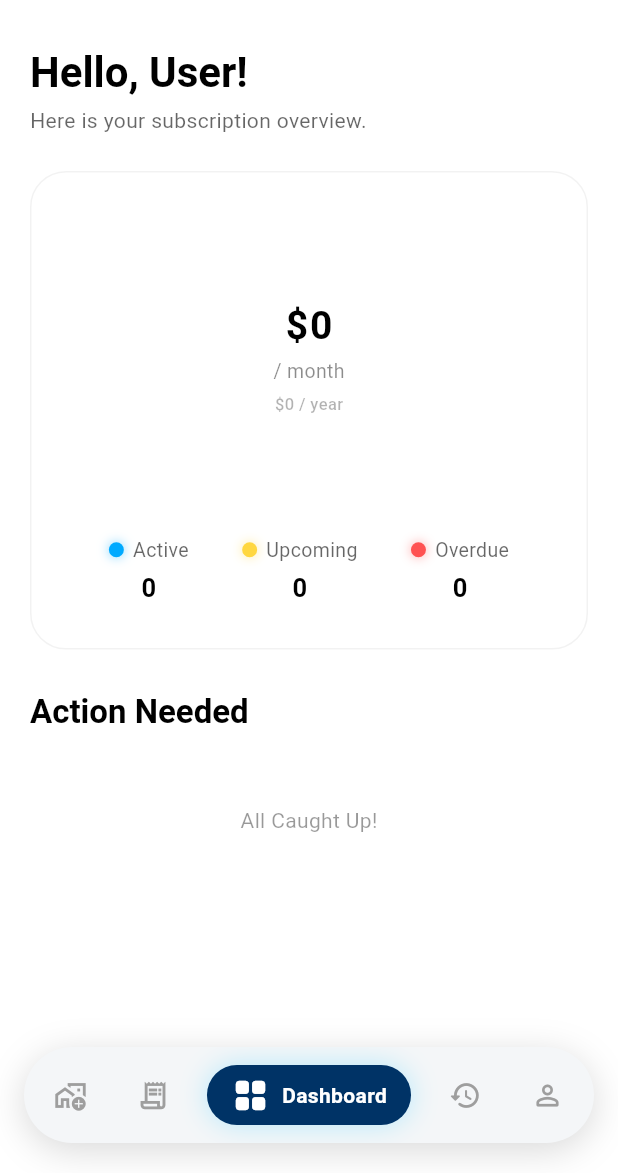
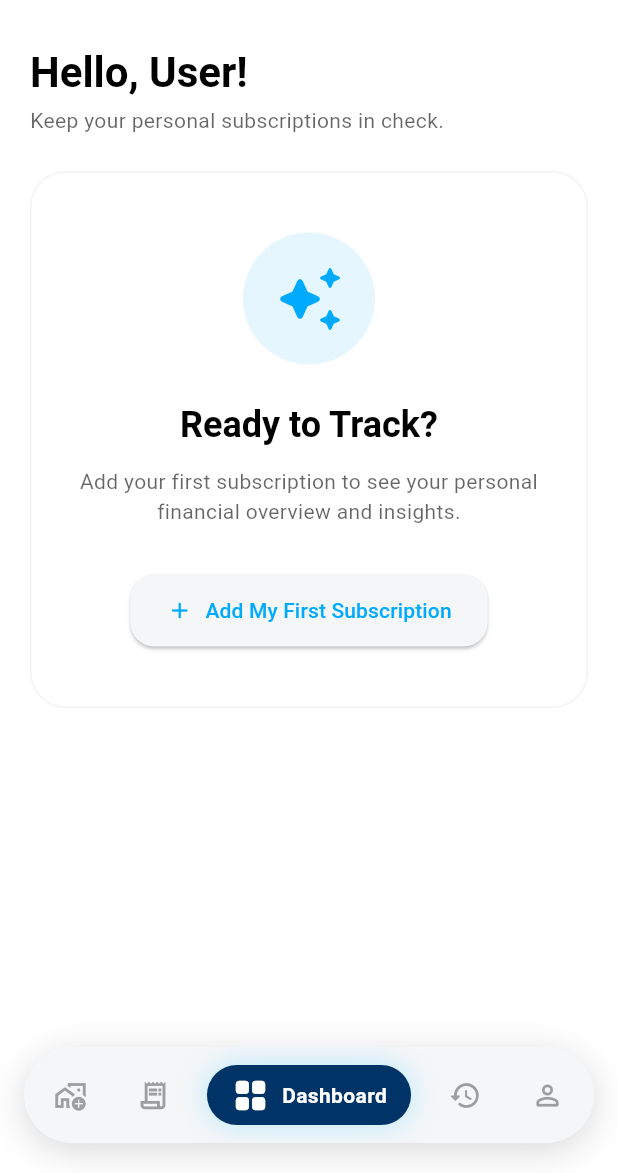
Before and after one commit to SP3CTRE404/premio-mobile-app, a Flutter app: the MainScaffold screen opened directly, on a phone screen of 412 x 824 dp, the part 63-1236 px from its top. Run offline on Flutter 3.47's test engine with Material 3 defaults, Android fonts, the phone set to English and light mode, and no system bars; our stand-ins replace app_links, dio, flutter_riverpod, flutter_secure_storage, image_picker, qr_flutter and 1 more; missing offline and left inert: mobile_scanner; accounts and stored records are empty; network calls fail.

Commit message:
billing fix

```diff
--- a/lib/features/dashboard/screens/dashboard_screen.dart
+++ b/lib/features/dashboard/screens/dashboard_screen.dart
@@ -8,6 +8,7 @@ import '../../subscriptions/providers/subscription_provider.dart';
 import '../providers/dashboard_provider.dart';
 import '../widgets/action_card_list.dart';
 import '../widgets/financial_hero_card.dart';
+import '../../subscriptions/screens/subscription_detail_screen.dart';
 
 enum DashboardViewMode { personal, household }
 
@@ -55,7 +56,9 @@ class _DashboardScreenState extends ConsumerState<DashboardScreen> {
                   ),
                   const SizedBox(height: 4),
                   Text(
-                    'Here is your subscription overview.',
+                    userRole == UserRole.single
+                        ? 'Keep your personal subscriptions in check.'
+                        : 'Here is your subscription overview.',
                     style: Theme.of(context).textTheme.bodyMedium?.copyWith(
                           color: Theme.of(context).colorScheme.onSurface.withValues(alpha: 0.6),
                         ),
@@ -108,12 +111,23 @@ class _DashboardScreenState extends ConsumerState<DashboardScreen> {
 
 
 
+              final actionNeeded = filteredSubs.where((s) {
+                if (s.isAutoPay) return false;
+                final billingDate = DateTime(s.nextBillingDate.year, s.nextBillingDate.month, s.nextBillingDate.day);
+                final isOverdue = billingDate.isBefore(today);
+                final isUpcoming = !isOverdue && billingDate.difference(today).inDays <= 3;
+                return isOverdue || isUpcoming;
+              }).toList();
+
+              if (allSubs.isEmpty) {
+                  return const _DashboardEmptyState();
+              }
+
               return Column(
                 crossAxisAlignment: CrossAxisAlignment.start,
                 children: [
                   monthlyTotalAsync.when(
                     data: (householdMonthly) {
-                      // Members only see their own monthly total, Admins see the whole house
                       final displayMonthly = isAdmin
                           ? householdMonthly
                           : viewableSubs.fold(0.0, (sum, sub) => sum + sub.amount);
@@ -126,8 +140,6 @@ class _DashboardScreenState extends ConsumerState<DashboardScreen> {
                         currencySymbol: currencySymbol,
                       );
                     },
-
-
                     loading: () => const Center(child: CircularProgressIndicator()),
                     error: (err, st) => const FinancialHeroCard(
                       monthly: 0,
@@ -139,7 +151,6 @@ class _DashboardScreenState extends ConsumerState<DashboardScreen> {
                   ),
 
                   const SizedBox(height: 28),
-
                   Row(
                     mainAxisAlignment: MainAxisAlignment.spaceBetween,
                     children: [
@@ -148,16 +159,8 @@ class _DashboardScreenState extends ConsumerState<DashboardScreen> {
                     ],
                   ),
                   const SizedBox(height: 16),
-
-
                   ActionCardList(
-                    subscriptions: filteredSubs.where((s) {
-                      if (s.isAutoPay) return false;
-                      final billingDate = DateTime(s.nextBillingDate.year, s.nextBillingDate.month, s.nextBillingDate.day);
-                      final isOverdue = billingDate.isBefore(today);
-                      final isUpcoming = !isOverdue && billingDate.difference(today).inDays <= 3;
-                      return isOverdue || isUpcoming;
-                    }).toList(),
+                    subscriptions: actionNeeded,
                     paidItems: _paidItems.map((e) => e.toString()).toSet(),
                     currencySymbol: currencySymbol,
                     showOwner: _viewMode == DashboardViewMode.household,
@@ -172,8 +175,6 @@ class _DashboardScreenState extends ConsumerState<DashboardScreen> {
                       });
                     },
                   ),
-
-
                 ],
               );
             },
@@ -217,6 +218,79 @@ class _DashboardScreenState extends ConsumerState<DashboardScreen> {
       style: Theme.of(context).textTheme.titleLarge?.copyWith(
             fontWeight: FontWeight.bold,
           ),
+    );
+  }
+}
+
+class _DashboardEmptyState extends StatelessWidget {
+  const _DashboardEmptyState();
+
+  @override
+  Widget build(BuildContext context) {
+    final theme = Theme.of(context);
+
+    return Container(
+      padding: const EdgeInsets.symmetric(vertical: 40, horizontal: 24),
+      decoration: BoxDecoration(
+        color: theme.cardTheme.color,
+        borderRadius: BorderRadius.circular(24),
+        border: Border.all(
+          color: theme.colorScheme.onSurface.withValues(alpha: 0.05),
+        ),
+      ),
+      child: Column(
+        children: [
+          Container(
+            padding: const EdgeInsets.all(20),
+            decoration: BoxDecoration(
+              color: theme.colorScheme.primary.withValues(alpha: 0.1),
+              shape: BoxShape.circle,
+            ),
+            child: Icon(
+              Icons.auto_awesome_rounded,
+              size: 48,
+              color: theme.colorScheme.primary,
+            ),
+          ),
+          const SizedBox(height: 24),
+          Text(
+            'Ready to Track?',
+            style: theme.textTheme.headlineSmall?.copyWith(
+              fontWeight: FontWeight.bold,
+            ),
+            textAlign: TextAlign.center,
+          ),
+          const SizedBox(height: 12),
+          Text(
+            'Add your first subscription to see your personal financial overview and insights.',
+            style: theme.textTheme.bodyMedium?.copyWith(
+              color: theme.colorScheme.onSurface.withValues(alpha: 0.6),
+            ),
+            textAlign: TextAlign.center,
+          ),
+          const SizedBox(height: 32),
+          ElevatedButton.icon(
+            onPressed: () {
+              // Navigate to AddSubscriptionScreen
+              Navigator.push(
+                context,
+                MaterialPageRoute(
+                  builder: (context) => const SubscriptionDetailScreen(),
+                ),
+              );
+              // Small delay to let the screen push before opening the FAB menu or similar logic
+              // Actually, better to just go to detailing screen or direct add
+              // For simplicity, we navigate to detailing screen where FAB is prominent
+            },
+            icon: const Icon(Icons.add_rounded),
+            label: const Text('Add My First Subscription'),
+            style: ElevatedButton.styleFrom(
+              padding: const EdgeInsets.symmetric(horizontal: 24, vertical: 14),
+              shape: RoundedRectangleBorder(borderRadius: BorderRadius.circular(16)),
+            ),
+          ),
+        ],
+      ),
     );
   }
 }
--- a/lib/features/navigation/screens/main_scaffold.dart
+++ b/lib/features/navigation/screens/main_scaffold.dart
@@ -1,6 +1,8 @@
 import 'package:flutter/material.dart';
 import 'package:flutter_riverpod/flutter_riverpod.dart';
 import 'package:subtrack/features/subscriptions/screens/history_screen.dart';
+import 'package:subtrack/features/subscriptions/models/user_role.dart';
+import 'package:subtrack/features/subscriptions/providers/user_role_provider.dart';
 
 import '../../dashboard/screens/dashboard_screen.dart';
 import '../../subscriptions/screens/subscription_detail_screen.dart';
@@ -67,6 +69,8 @@ class _MainScaffoldState extends ConsumerState<MainScaffold> {
   @override
   Widget build(BuildContext context) {
     final currentIndex = ref.watch(navigationIndexProvider);
+    final userRole = ref.watch(userRoleProvider);
+    final isSingle = userRole == UserRole.single;
 
     final List<Widget> screens = [
       const HouseholdScreen(),
@@ -77,7 +81,7 @@ class _MainScaffoldState extends ConsumerState<MainScaffold> {
     ];
 
     final List<String> titles = [
-      'Household',
+      isSingle ? 'Collaborate' : 'Household',
       'Ongoing Subscriptions',
       'SubTrack',
       'History',
--- a/lib/features/subscriptions/models/subscription_model.dart
+++ b/lib/features/subscriptions/models/subscription_model.dart
@@ -20,6 +20,7 @@ class Subscription {
   final BillingCycle billingCycle;
   final int? customIntervalDays; // NEW: Gap 12
   final DateTime nextBillingDate;
+  final DateTime purchaseDate;
   final bool isAutoPay;
   final String? ownerName;
   final int? ownerId;
@@ -36,6 +37,7 @@ class Subscription {
     required this.billingCycle,
     this.customIntervalDays,
     required this.nextBillingDate,
+    required this.purchaseDate,
     required this.isAutoPay,
     this.ownerName,
     this.ownerId,
@@ -54,6 +56,9 @@ class Subscription {
       billingCycle: BillingCycle.fromString(json['billingCycle'] as String),
       customIntervalDays: json['customIntervalDays'] as int?,
       nextBillingDate: DateTime.parse(json['nextBillingDate'] as String),
+      purchaseDate: json['purchaseDate'] != null
+          ? DateTime.parse(json['purchaseDate'] as String)
+          : DateTime.parse(json['nextBillingDate'] as String), // Fallback to nextBillingDate if null
       isAutoPay: json['isAutoPay'] as bool,
       ownerName: json['ownerName'] as String?,
       ownerId: json['ownerId'] as int?,
@@ -72,6 +77,7 @@ class Subscription {
         'billingCycle': billingCycle.name.toUpperCase(),
         'customIntervalDays': customIntervalDays,
         'nextBillingDate': nextBillingDate.toIso8601String(),
+        'purchaseDate': purchaseDate.toIso8601String(),
         'isAutoPay': isAutoPay,
         'ownerName': ownerName,
         'ownerId': ownerId,
@@ -90,6 +96,7 @@ class Subscription {
     BillingCycle? billingCycle,
     int? customIntervalDays,
     DateTime? nextBillingDate,
+    DateTime? purchaseDate,
     bool? isAutoPay,
     String? ownerName,
     int? ownerId,
@@ -106,6 +113,7 @@ class Subscription {
       billingCycle: billingCycle ?? this.billingCycle,
       customIntervalDays: customIntervalDays ?? this.customIntervalDays,
       nextBillingDate: nextBillingDate ?? this.nextBillingDate,
+      purchaseDate: purchaseDate ?? this.purchaseDate,
       isAutoPay: isAutoPay ?? this.isAutoPay,
       ownerName: ownerName ?? this.ownerName,
       ownerId: ownerId ?? this.ownerId,
--- a/lib/features/subscriptions/models/subscription_request.dart
+++ b/lib/features/subscriptions/models/subscription_request.dart
@@ -7,6 +7,7 @@ class SubscriptionRequest {
   final BillingCycle billingCycle;
   final int? customIntervalDays; // NEW
   final DateTime nextBillingDate;
+  final DateTime purchaseDate;
   final bool isAutoPay;
   final int? householdId; // NEW: So you can link it to a household
   final int? userId;
@@ -18,6 +19,7 @@ class SubscriptionRequest {
     required this.billingCycle,
     this.customIntervalDays,
     required this.nextBillingDate,
+    required this.purchaseDate,
     required this.isAutoPay,
     this.householdId,
     this.userId,
@@ -30,6 +32,7 @@ class SubscriptionRequest {
       'amount': amount,
       'billingCycle': billingCycle.name.toUpperCase(), // Backend expects uppercase
       'nextBillingDate': nextBillingDate.toIso8601String().split('T')[0], // Usually backend expects YYYY-MM-DD for LocalDate
+      'purchaseDate': purchaseDate.toIso8601String().split('T')[0],
       'isAutoPay': isAutoPay,
     };
 
--- a/lib/features/subscriptions/screens/add_subscription_screen.dart
+++ b/lib/features/subscriptions/screens/add_subscription_screen.dart
@@ -57,6 +57,7 @@ class _AddSubscriptionScreenState extends ConsumerState<AddSubscriptionScreen> {
 
     _isAutoPay = widget.initialData?.isAutoPay;
     _selectedCycle = widget.initialData?.billingCycle;
+    _selectedDate = widget.initialData?.purchaseDate;
     // _isShared = widget.initialData?.householdId != null || widget.targetHouseholdId != null;
   }
 
@@ -229,6 +230,7 @@ class _AddSubscriptionScreenState extends ConsumerState<AddSubscriptionScreen> {
             ? int.tryParse(_customDaysController.text.trim())
             : null,
         nextBillingDate: calculatedNextBilling,
+        purchaseDate: _selectedDate!,
         isAutoPay: _isAutoPay!,
         userId: widget.targetUserId ?? ref.read(userProvider).value?.id,
       );
--- a/lib/main.dart
+++ b/lib/main.dart
@@ -30,3 +30,4 @@ class SubTrackApp extends ConsumerWidget {
     );
   }
 }
+//i dont want the app to do the calculatoins for this, i want the app to sent the purchase date back to api and the backend can do the calculations and determine if upcoming or over due.
```
Also changed, not shown: lib/features/household/screens/household_screen.dart (+4 -4 lines), lib/features/subscriptions/utils/subscription_date_helper.dart (+15 -8 lines), lib/features/subscriptions/widgets/subscription_detail/subscription_card.dart (+1 -16 lines), 1 other file.
